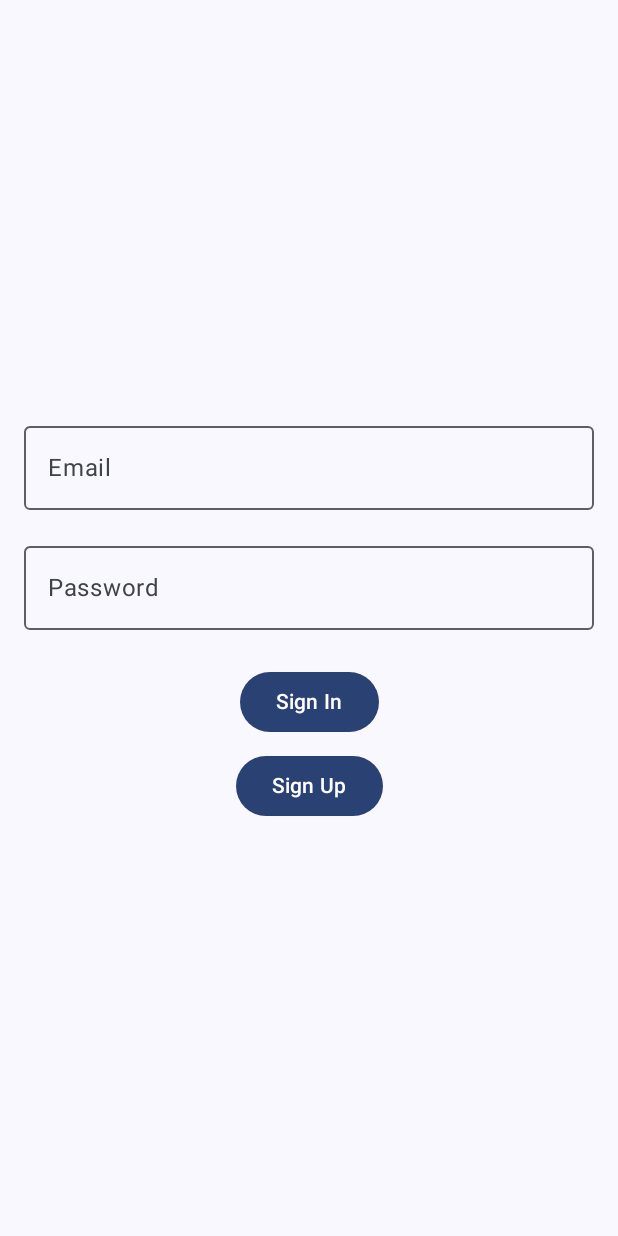
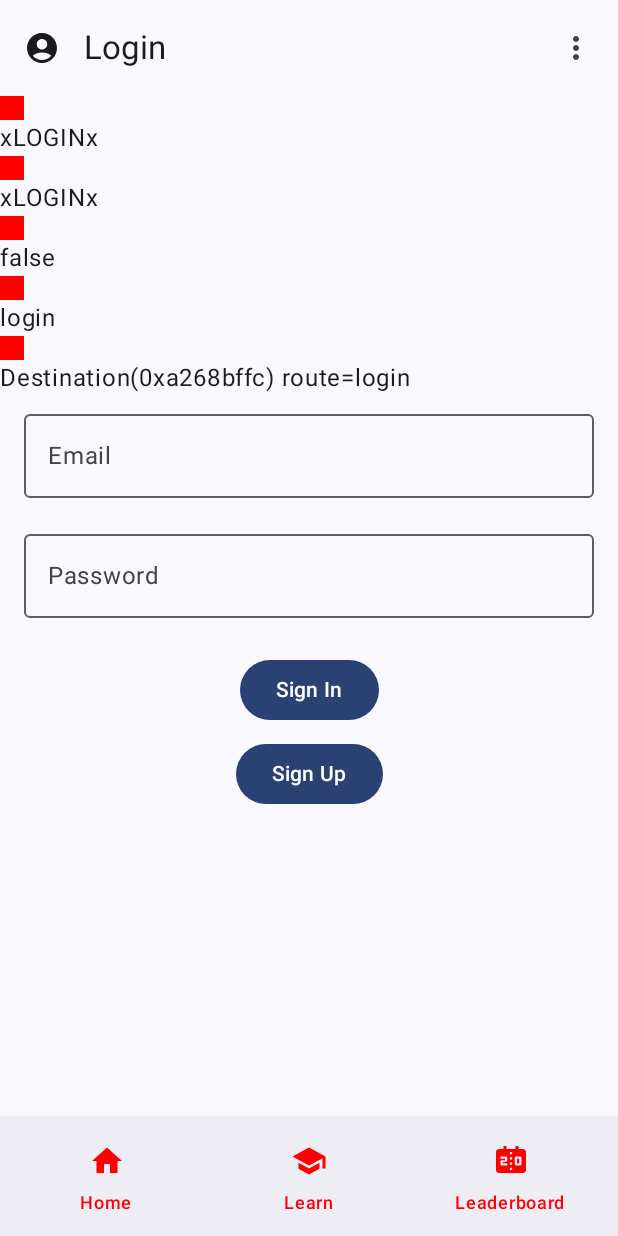
Before and after one commit to ahmetabdullahgultekin/SoftEdu, an Android app built with Jetpack Compose: the screen it shows after launch (MainActivity), on a phone screen of 412 x 824 dp. Run offline under Robolectric (Android 15) with nearby library versions, the phone set to English and light mode, and no system bars; our stand-ins replace Firebase (no records; nobody signed in at launch, a user with empty details on screens opened directly).

Commit message:
Old version update.

```diff
--- a/app/src/main/java/com/gultekinahmetabdullah/softedu/MainView.kt
+++ b/app/src/main/java/com/gultekinahmetabdullah/softedu/MainView.kt
@@ -7,10 +7,12 @@ import androidx.compose.foundation.layout.Arrangement
 import androidx.compose.foundation.layout.Box
 import androidx.compose.foundation.layout.Column
 import androidx.compose.foundation.layout.Row
+import androidx.compose.foundation.layout.Spacer
 import androidx.compose.foundation.layout.fillMaxSize
 import androidx.compose.foundation.layout.fillMaxWidth
 import androidx.compose.foundation.layout.height
 import androidx.compose.foundation.layout.padding
+import androidx.compose.foundation.layout.size
 import androidx.compose.foundation.layout.wrapContentSize
 import androidx.compose.foundation.lazy.LazyColumn
 import androidx.compose.foundation.lazy.items
@@ -36,6 +38,7 @@ import androidx.compose.runtime.remember
 import androidx.compose.runtime.rememberCoroutineScope
 import androidx.compose.runtime.saveable.rememberSaveable
 import androidx.compose.runtime.setValue
+import androidx.compose.ui.Alignment
 import androidx.compose.ui.Modifier
 import androidx.compose.ui.graphics.Color
 import androidx.compose.ui.res.painterResource
@@ -46,8 +49,6 @@ import androidx.navigation.NavController
 import androidx.navigation.compose.currentBackStackEntryAsState
 import androidx.navigation.compose.rememberNavController
 import com.google.firebase.auth.FirebaseAuth
-import com.google.firebase.auth.ktx.auth
-import com.google.firebase.ktx.Firebase
 import com.gultekinahmetabdullah.softedu.home.theme.AccountDialog
 import com.gultekinahmetabdullah.softedu.theme.md_theme_dark_onSecondaryContainer
 import com.gultekinahmetabdullah.softedu.util.Screen
@@ -63,23 +64,23 @@ fun MainView() {//TODO Add Feedback operation
     //val scaffoldState = rememberState
     val scope: CoroutineScope = rememberCoroutineScope()
     val viewModel: MainViewModel = viewModel()
-    val isSheetFullScreen by remember{ mutableStateOf(false) }
+    val isSheetFullScreen by remember { mutableStateOf(false) }
 
-    val modifier = if(isSheetFullScreen) Modifier.fillMaxSize() else Modifier.fillMaxWidth()
+    val modifier = if (isSheetFullScreen) Modifier.fillMaxSize() else Modifier.fillMaxWidth()
 
     // Allow us to find out on which "View" we current are
     val controller: NavController = rememberNavController()
     val navBackStackEntry by controller.currentBackStackEntryAsState()
     val currentRoute = navBackStackEntry?.destination?.route
-    val dialogOpen = remember{
+    val dialogOpen = remember {
         mutableStateOf(false)
     }
 
-    val currentScreen = remember{
+    val currentScreen = remember {
         viewModel.currentScreen.value
     }
 
-    val title = remember{
+    val title = remember {
         mutableStateOf(currentScreen.title)
     }
 
@@ -90,41 +91,64 @@ fun MainView() {//TODO Add Feedback operation
         skipPartiallyExpanded = skipPartiallyExpanded
     )
 
-    val roundedCornerRadius = if(isSheetFullScreen) 0.dp else 12.dp
-    val auth: FirebaseAuth = Firebase.auth
-    var isUserSignedIn by remember { mutableStateOf(auth.currentUser != null) }
+    val roundedCornerRadius = if (isSheetFullScreen) 0.dp else 12.dp
+    //val auth: FirebaseAuth = Firebase.auth
+    val isUserSignedIn by remember {
+        mutableStateOf(FirebaseAuth.getInstance().currentUser != null)
+    }
+    /*
+    val startDestination = if (false) {
+        Screen.BottomScreen.Home.bRoute
+        controller.navigate(Screen.BottomScreen.Home.bRoute)
+    }
+    else {
+        Screen.LoginScreen.Login.lRoute
+        controller.navigate(Screen.LoginScreen.Login.lRoute)
+    }
+*/
+    var isUserInSignInScreen by rememberSaveable {
+        mutableStateOf(
+            controller.currentDestination?.route.equals(Screen.LoginScreen.Login.lRoute)
+                    || controller.currentDestination == null
+        )
+    }
+    isUserInSignInScreen = false
 
-    val bottomBar:  @Composable () -> Unit = {
-        println(controller.currentDestination.toString())
-        if(isUserSignedIn){
+
+    val bottomBar: @Composable () -> Unit = {
+        if (!isUserInSignInScreen) {
             BottomAppBar(
                 Modifier.wrapContentSize(),
             ) {
-                screensInBottom.forEach{
-                    item ->
+                screensInBottom.forEach { item ->
                     val isSelected = currentRoute == item.bRoute
-                    Log.d("Navigation",
+                    Log.d(
+                        "Navigation",
                         "Item: ${item.bTitle}, Current Route: $currentRoute," +
-                                " Is Selected: $isSelected")
-                    val tint = if(isSelected)Color.Cyan else Color.Red
-                    NavigationBarItem(selected = currentRoute == item.bRoute,
-                        onClick = { controller.navigate(item.bRoute)
+                                " Is Selected: $isSelected"
+                    )
+                    val tint = if (isSelected) Color.Cyan else Color.Red
+                    NavigationBarItem(
+                        selected = currentRoute == item.bRoute,
+                        onClick = {
+                            controller.navigate(item.bRoute)
                             title.value = item.bTitle
                         },
                         icon = {
-                            Icon(tint= tint,
+                            Icon(
+                                tint = tint,
                                 contentDescription = item.bTitle,
-                                painter= painterResource(id = item.icon))
+                                painter = painterResource(id = item.icon)
+                            )
                         },
-                            label = { Text(text = item.bTitle, color = tint )},
+                        label = { Text(text = item.bTitle, color = tint) },
                     )
                 }
             }
         }
     }
     val topBar: @Composable () -> Unit = {
-        if(isUserSignedIn){
-
+        if (!isUserInSignInScreen) {
             TopAppBar(
                 title = { Text(title.value) },
                 actions = {
@@ -139,17 +163,18 @@ fun MainView() {//TODO Add Feedback operation
                         Icon(imageVector = Icons.Default.MoreVert, contentDescription = null)
                     }
                 },
-                navigationIcon = { IconButton(onClick = {
+                navigationIcon = {
+                    IconButton(onClick = {
                         // Open the drawer
                         scope.launch {
                             isNavigationClicked = true
                             openBottomSheet = true
                         }
                     }) {
-                    Icon(imageVector = Icons.Default.AccountCircle, contentDescription = "Menu" )
-                }}
+                        Icon(imageVector = Icons.Default.AccountCircle, contentDescription = "Menu")
+                    }
+                }
             )
-
         }
     }
 
@@ -157,8 +182,43 @@ fun MainView() {//TODO Add Feedback operation
         bottomBar = bottomBar,
         topBar = topBar,
         content = {
+            Column {
+                Spacer(modifier = Modifier
+                    .size(16.dp)
+                    .background(Color.Red))
+                Spacer(modifier = Modifier
+                    .size(16.dp)
+                    .background(Color.Red))
+                Spacer(modifier = Modifier
+                    .size(16.dp)
+                    .background(Color.Red))
+                Spacer(modifier = Modifier
+                    .size(16.dp)
+                    .background(Color.Red))
+                Spacer(modifier = Modifier
+                    .size(16.dp)
+                    .background(Color.Red))
+                Text(text = "x" + controller.currentDestination?.route.toString().toUpperCase() + "x")
+                Spacer(modifier = Modifier
+                    .size(16.dp)
+                    .background(Color.Red))
+                Text(text = "x" + Screen.LoginScreen.Login.lRoute.toUpperCase() + "x")
+                Spacer(modifier = Modifier
+                    .size(16.dp)
+                    .background(Color.Red))
+                Text(text = isUserInSignInScreen.toString())
+                Spacer(modifier = Modifier
+                    .size(16.dp)
+                    .background(Color.Red))
+                controller.currentDestination?.route?.let { it1 -> Text(text = it1) }
+                Spacer(modifier = Modifier
+                    .size(16.dp)
+                    .background(Color.Red))
+                Text(text = controller.currentDestination.toString())
+            }
+
             //This returns the selected screen
-                Navigation(navController = controller, viewModel = viewModel, pd = it)
+            Navigation(pd = it, navController = controller)
             AccountDialog(dialogOpen = dialogOpen)
         }
     )
@@ -201,8 +261,8 @@ fun MainView() {//TODO Add Feedback operation
 fun DrawerItem(
     selected: Boolean,
     item: Screen.AccountDrawerScreen,
-    onDrawerItemClicked : () -> Unit
-){
+    onDrawerItemClicked: () -> Unit
+) {
     val background = if (selected) md_theme_dark_onSecondaryContainer
     else Color.Transparent
     Row(
@@ -226,16 +286,17 @@ fun DrawerItem(
 }
 
 @Composable
-fun MoreBottomSheet(modifier: Modifier){
+fun MoreBottomSheet(modifier: Modifier) {
     Box(
         Modifier
             .fillMaxWidth()
             .height(200.dp)
-    ){
-        Column(modifier = modifier.padding(16.dp), verticalArrangement = Arrangement.SpaceBetween){
-            Row(modifier = modifier.padding(16.dp)){
-                Icon(modifier = Modifier.padding(end = 8.dp),
-                   painter =  painterResource(id = R.drawable.baseline_settings_24),
+    ) {
+        Column(modifier = modifier.padding(16.dp), verticalArrangement = Arrangement.SpaceBetween) {
+            Row(modifier = modifier.padding(16.dp)) {
+                Icon(
+                    modifier = Modifier.padding(end = 8.dp),
+                    painter = painterResource(id = R.drawable.baseline_settings_24),
                     contentDescription = "Settings"
                 )
                 Text(
--- a/app/src/main/java/com/gultekinahmetabdullah/softedu/MainViewModel.kt
+++ b/app/src/main/java/com/gultekinahmetabdullah/softedu/MainViewModel.kt
@@ -7,7 +7,11 @@ import com.gultekinahmetabdullah.softedu.util.Screen
 
 class MainViewModel:ViewModel() {
 
-    private val _currentScreen: MutableState<Screen> = mutableStateOf(Screen.AccountDrawerScreen.Account)
+    val startDestination = if (false)
+        Screen.BottomScreen.Home
+    else
+        Screen.LoginScreen.Login
+    private val _currentScreen: MutableState<Screen> = mutableStateOf(startDestination)
 
     val currentScreen: MutableState<Screen>
         get() = _currentScreen
--- a/app/src/main/java/com/gultekinahmetabdullah/softedu/Navigation.kt
+++ b/app/src/main/java/com/gultekinahmetabdullah/softedu/Navigation.kt
@@ -3,6 +3,9 @@ package com.gultekinahmetabdullah.softedu
 import androidx.compose.foundation.layout.PaddingValues
 import androidx.compose.foundation.layout.padding
 import androidx.compose.runtime.Composable
+import androidx.compose.runtime.getValue
+import androidx.compose.runtime.mutableStateOf
+import androidx.compose.runtime.remember
 import androidx.compose.ui.Modifier
 import androidx.navigation.NavController
 import androidx.navigation.NavHostController
@@ -21,11 +24,16 @@ import com.gultekinahmetabdullah.softedu.util.Screen
 
 
 @Composable
-fun Navigation(pd: PaddingValues, navController: NavController, viewModel: MainViewModel){
+fun Navigation(pd: PaddingValues, navController: NavController){
 
     val auth: FirebaseAuth = Firebase.auth
+
     //val startDestination = Screen.BottomScreen.Home.bRoute
-    val startDestination = if (auth.currentUser != null)
+    val isUserSignedIn by remember {
+        mutableStateOf(FirebaseAuth.getInstance().currentUser != null)
+    }
+
+    val startDestination = if (false)
                                 Screen.BottomScreen.Home.bRoute
                             else
                                 Screen.LoginScreen.Login.lRoute
--- a/app/src/main/java/com/gultekinahmetabdullah/softedu/signinsignup/LoginScreen.kt
+++ b/app/src/main/java/com/gultekinahmetabdullah/softedu/signinsignup/LoginScreen.kt
@@ -97,7 +97,7 @@ fun LoginScreen(auth: FirebaseAuth, navController: NavHostController) {
                             navController.navigate(Screen.BottomScreen.Home.bRoute)
                         } else {
                             Toast.makeText(
-                                context, "Sign up incomplete.", Toast.LENGTH_SHORT).show()
+                                context, "Sign up failed.", Toast.LENGTH_SHORT).show()
                         }
                     }
             } else {
--- a/app/src/main/java/com/gultekinahmetabdullah/softedu/util/Screen.kt
+++ b/app/src/main/java/com/gultekinahmetabdullah/softedu/util/Screen.kt
@@ -78,6 +78,13 @@ sealed class Screen(val title: String, val route: String) {
     }
 }
 
+val screens = listOf(
+    Screen.BottomScreen.Home,
+    Screen.BottomScreen.Learn,
+    Screen.BottomScreen.Leaderboard,
+    Screen.LoginScreen.Login,
+)
+
 val screensInBottom = listOf(
     Screen.BottomScreen.Home,
     Screen.BottomScreen.Learn,
@@ -87,5 +94,5 @@ val screensInBottom = listOf(
 val screensInDrawer = listOf(
     Screen.AccountDrawerScreen.Account,
     Screen.AccountDrawerScreen.Subscription,
-    Screen.AccountDrawerScreen.AddAccount
+    Screen.AccountDrawerScreen.AddAccount,
 )
```
Lines whose indentation alone changed are shown as unchanged.
